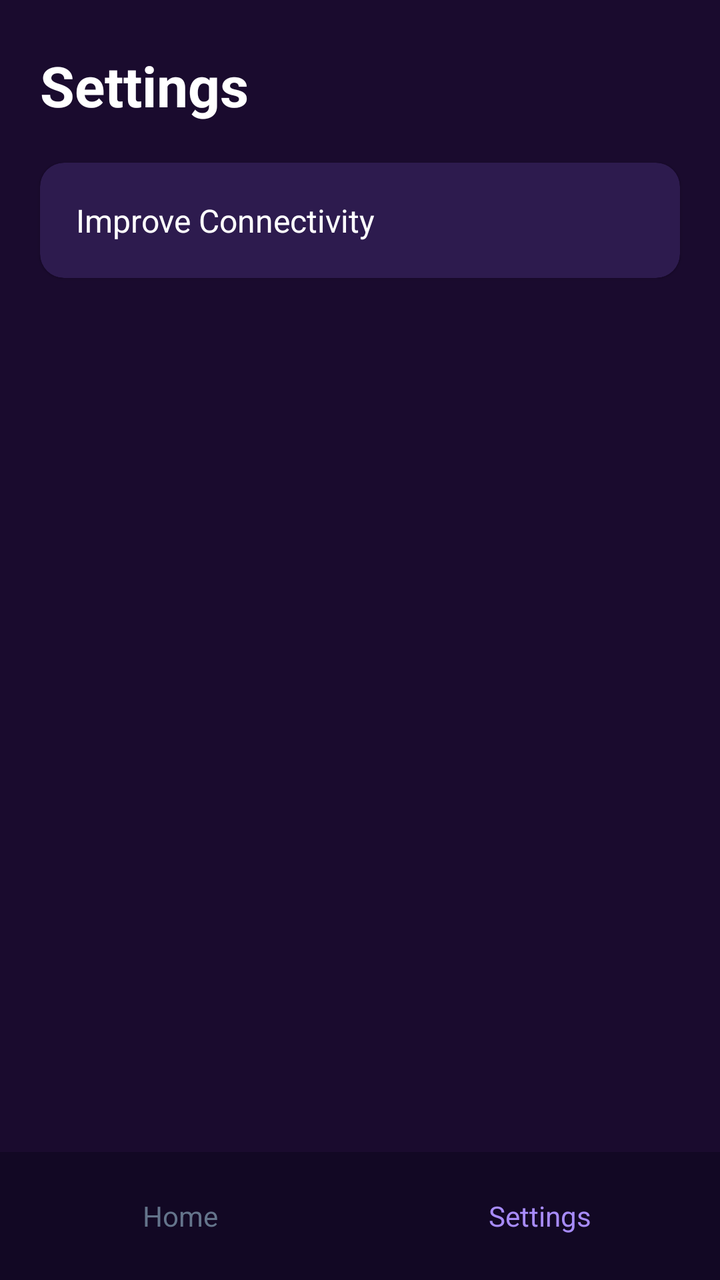
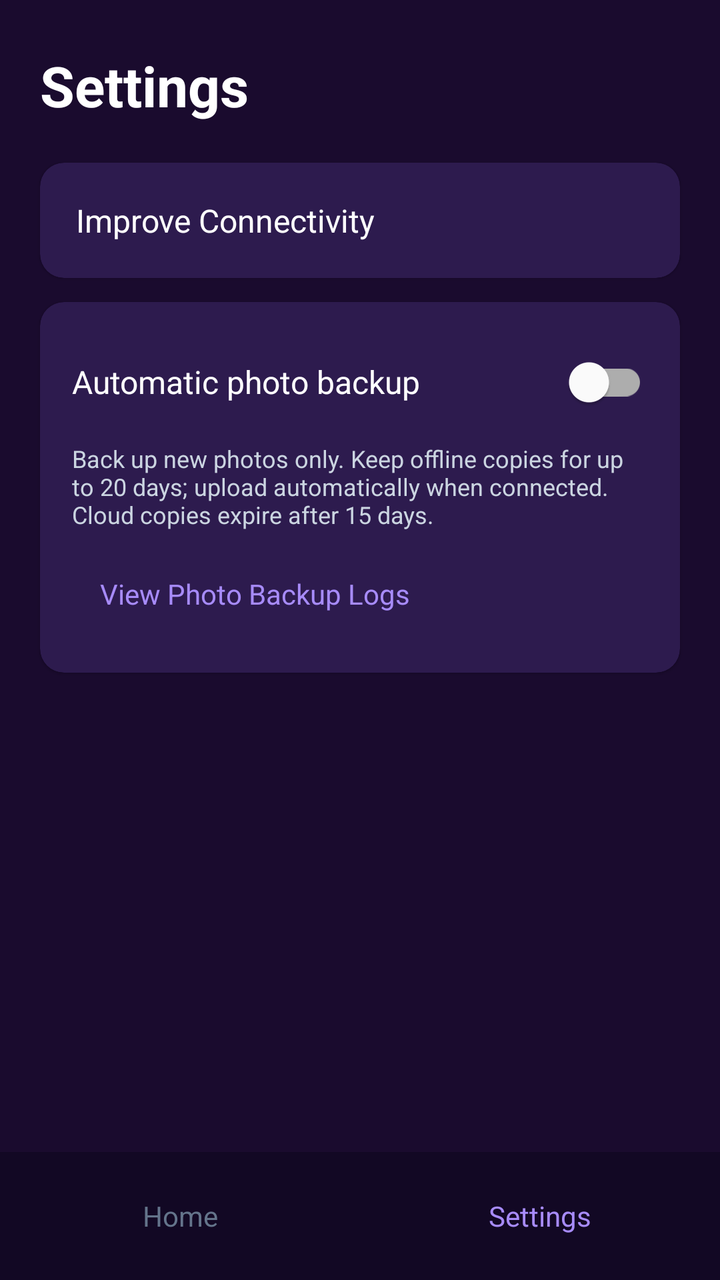

Before-and-after screenshots of an Android layout around one commit, followed by the original layout XML and the change that was made.
<!-- AndroidManifest.xml: application theme Theme.Partypark -->
<!-- res/layout/activity_settings.xml -->
<?xml version="1.0" encoding="utf-8"?>
<androidx.constraintlayout.widget.ConstraintLayout xmlns:android="http://schemas.android.com/apk/res/android"
    xmlns:app="http://schemas.android.com/apk/res-auto"
    android:layout_width="match_parent"
    android:layout_height="match_parent"
    android:background="#1a0b2e">

    <TextView
        android:id="@+id/settings_title"
        android:layout_width="wrap_content"
        android:layout_height="wrap_content"
        android:layout_marginStart="20dp"
        android:layout_marginTop="24dp"
        android:text="Settings"
        android:textColor="#FFFFFF"
        android:textSize="28sp"
        android:textStyle="bold"
        app:layout_constraintStart_toStartOf="parent"
        app:layout_constraintTop_toTopOf="parent" />

    <com.google.android.material.card.MaterialCardView
        android:id="@+id/improve_card"
        android:layout_width="0dp"
        android:layout_height="wrap_content"
        android:layout_margin="20dp"
        app:cardBackgroundColor="#2d1b4e"
        app:cardCornerRadius="12dp"
        app:layout_constraintEnd_toEndOf="parent"
        app:layout_constraintStart_toStartOf="parent"
        app:layout_constraintTop_toBottomOf="@id/settings_title">

        <TextView
            android:id="@+id/improve_connectivity_item"
            android:layout_width="match_parent"
            android:layout_height="wrap_content"
            android:padding="18dp"
            android:text="Improve Connectivity"
            android:textColor="#FFFFFF"
            android:textSize="16sp" />
    </com.google.android.material.card.MaterialCardView>

    <LinearLayout
        android:id="@+id/bottom_nav"
        android:layout_width="0dp"
        android:layout_height="64dp"
        android:background="#120824"
        android:gravity="center"
        android:orientation="horizontal"
        app:layout_constraintBottom_toBottomOf="parent"
        app:layout_constraintEnd_toEndOf="parent"
        app:layout_constraintStart_toStartOf="parent">

        <TextView
            android:id="@+id/nav_home"
            android:layout_width="0dp"
            android:layout_height="match_parent"
            android:layout_weight="1"
            android:gravity="center"
            android:text="Home"
            android:textColor="#64748b"
            android:textSize="14sp" />

        <TextView
            android:id="@+id/nav_settings"
            android:layout_width="0dp"
            android:layout_height="match_parent"
            android:layout_weight="1"
            android:gravity="center"
            android:text="Settings"
            android:textColor="#a78bfa"
            android:textSize="14sp" />
    </LinearLayout>

</androidx.constraintlayout.widget.ConstraintLayout>
<!-- resources referenced by this layout -->
<resources>
  <style name="Theme.Partypark" parent="Theme.MaterialComponents.DayNight.DarkActionBar">
          <item name="colorPrimary">@color/purple_500</item>
          <item name="colorPrimaryVariant">@color/purple_700</item>
          <item name="colorOnPrimary">@color/white</item>
          <item name="colorSecondary">@color/teal_200</item>
          <item name="colorSecondaryVariant">@color/teal_700</item>
          <item name="colorOnSecondary">@color/black</item>
          <item name="android:statusBarColor">?attr/colorPrimaryVariant</item>
      </style>
  <color name="purple_500">#FF6200EE</color>
  <color name="purple_700">#FF3700B3</color>
  <color name="white">#FFFFFFFF</color>
  <color name="teal_200">#FF03DAC5</color>
  <color name="teal_700">#FF018786</color>
  <color name="black">#FF000000</color>
</resources>

<!-- the commit's change to res/layout/activity_settings.xml (unified diff, before → after) -->
@@ -39,6 +39,55 @@
             android:textSize="16sp" />
     </com.google.android.material.card.MaterialCardView>
 
+    <com.google.android.material.card.MaterialCardView
+        android:id="@+id/photo_backup_card"
+        android:layout_width="0dp"
+        android:layout_height="wrap_content"
+        android:layout_marginStart="20dp"
+        android:layout_marginEnd="20dp"
+        android:layout_marginTop="12dp"
+        app:cardBackgroundColor="#2d1b4e"
+        app:cardCornerRadius="12dp"
+        app:layout_constraintEnd_toEndOf="parent"
+        app:layout_constraintStart_toStartOf="parent"
+        app:layout_constraintTop_toBottomOf="@id/improve_card">
+
+        <LinearLayout
+            android:layout_width="match_parent"
+            android:layout_height="wrap_content"
+            android:orientation="vertical"
+            android:padding="16dp">
+
+            <com.google.android.material.switchmaterial.SwitchMaterial
+                android:id="@+id/photo_backup_switch"
+                android:layout_width="match_parent"
+                android:layout_height="wrap_content"
+                android:text="Automatic photo backup"
+                android:textColor="#FFFFFF"
+                android:textSize="16sp" />
+
+            <TextView
+                android:layout_width="match_parent"
+                android:layout_height="wrap_content"
+                android:layout_marginTop="6dp"
+                android:text="Back up new photos only. Keep offline copies for up to 20 days; upload automatically when connected. Cloud copies expire after 15 days."
+                android:textColor="#cbd5e1"
+                android:textSize="12sp" />
+
+            <TextView
+                android:id="@+id/photo_backup_logs_item"
+                android:layout_width="match_parent"
+                android:layout_height="wrap_content"
+                android:layout_marginTop="8dp"
+                android:padding="14dp"
+                android:text="View Photo Backup Logs"
+                android:textColor="#A78BFA"
+                android:textSize="14sp"
+                android:clickable="true"
+                android:focusable="true" />
+        </LinearLayout>
+    </com.google.android.material.card.MaterialCardView>
+
     <LinearLayout
         android:id="@+id/bottom_nav"
         android:layout_width="0dp"
